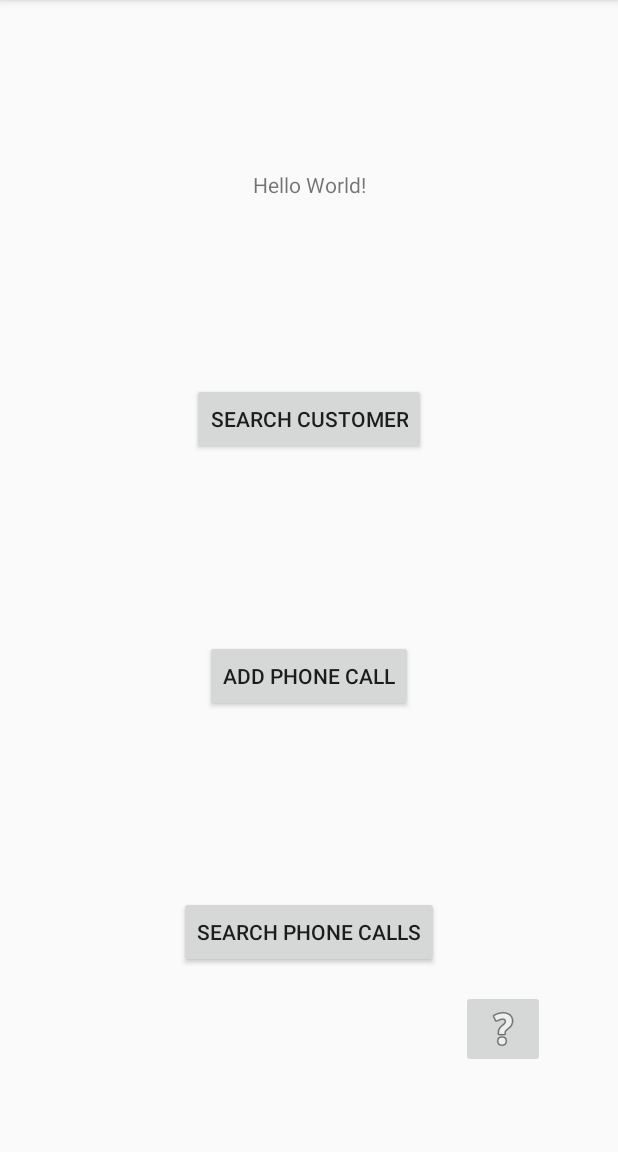
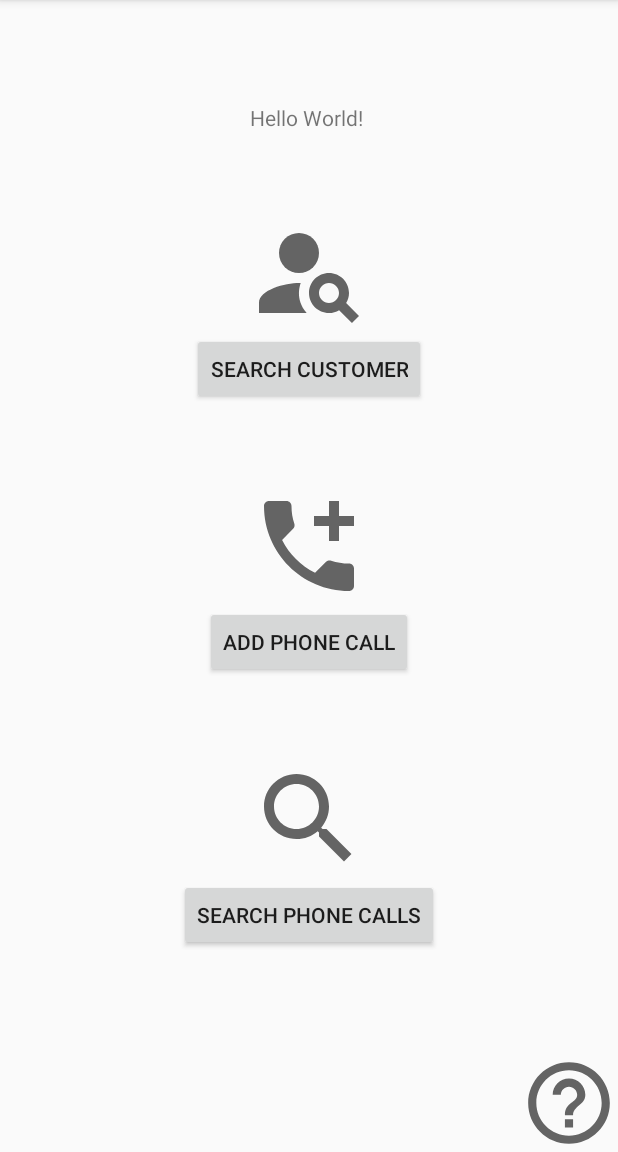
Before and after one commit to ronniesong0809/Phonebill-App, an Android app: the screen it shows after launch (MainActivity), on a phone screen of 412 x 824 dp, the part 84-1236 px from its top. Run offline under Robolectric (Android 15) with nearby library versions, the phone set to English and light mode, and no system bars.

Commit message:
style: restyle the layout

```diff
--- /dev/null
+++ b/phonebill-android/app/src/main/res/drawable/baseline_add_ic_call_24.xml
@@ -0,0 +1,10 @@
+<vector xmlns:android="http://schemas.android.com/apk/res/android"
+    android:width="24dp"
+    android:height="24dp"
+    android:viewportWidth="24"
+    android:viewportHeight="24"
+    android:tint="?attr/colorControlNormal">
+  <path
+      android:fillColor="@android:color/white"
+      android:pathData="M20,15.5c-1.25,0 -2.45,-0.2 -3.57,-0.57 -0.35,-0.11 -0.74,-0.03 -1.02,0.24l-2.2,2.2c-2.83,-1.44 -5.15,-3.75 -6.59,-6.59l2.2,-2.21c0.28,-0.26 0.36,-0.65 0.25,-1C8.7,6.45 8.5,5.25 8.5,4c0,-0.55 -0.45,-1 -1,-1H4c-0.55,0 -1,0.45 -1,1 0,9.39 7.61,17 17,17 0.55,0 1,-0.45 1,-1v-3.5c0,-0.55 -0.45,-1 -1,-1zM21,6h-3V3h-2v3h-3v2h3v3h2V8h3z"/>
+</vector>
--- /dev/null
+++ b/phonebill-android/app/src/main/res/drawable/baseline_help_outline_24.xml
@@ -0,0 +1,10 @@
+<vector xmlns:android="http://schemas.android.com/apk/res/android"
+    android:width="24dp"
+    android:height="24dp"
+    android:viewportWidth="24"
+    android:viewportHeight="24"
+    android:tint="?attr/colorControlNormal">
+  <path
+      android:fillColor="@android:color/white"
+      android:pathData="M11,18h2v-2h-2v2zM12,2C6.48,2 2,6.48 2,12s4.48,10 10,10 10,-4.48 10,-10S17.52,2 12,2zM12,20c-4.41,0 -8,-3.59 -8,-8s3.59,-8 8,-8 8,3.59 8,8 -3.59,8 -8,8zM12,6c-2.21,0 -4,1.79 -4,4h2c0,-1.1 0.9,-2 2,-2s2,0.9 2,2c0,2 -3,1.75 -3,5h2c0,-2.25 3,-2.5 3,-5 0,-2.21 -1.79,-4 -4,-4z"/>
+</vector>
--- /dev/null
+++ b/phonebill-android/app/src/main/res/drawable/baseline_person_search_24.xml
@@ -0,0 +1,16 @@
+<vector xmlns:android="http://schemas.android.com/apk/res/android"
+    android:width="24dp"
+    android:height="24dp"
+    android:viewportWidth="24"
+    android:viewportHeight="24"
+    android:tint="?attr/colorControlNormal">
+  <path
+      android:fillColor="@android:color/white"
+      android:pathData="M10,8m-4,0a4,4 0,1 1,8 0a4,4 0,1 1,-8 0"/>
+  <path
+      android:fillColor="@android:color/white"
+      android:pathData="M10.35,14.01C7.62,13.91 2,15.27 2,18v2h9.54C9.07,17.24 10.31,14.11 10.35,14.01z"/>
+  <path
+      android:fillColor="@android:color/white"
+      android:pathData="M19.43,18.02C19.79,17.43 20,16.74 20,16c0,-2.21 -1.79,-4 -4,-4s-4,1.79 -4,4c0,2.21 1.79,4 4,4c0.74,0 1.43,-0.22 2.02,-0.57L20.59,22L22,20.59L19.43,18.02zM16,18c-1.1,0 -2,-0.9 -2,-2c0,-1.1 0.9,-2 2,-2s2,0.9 2,2C18,17.1 17.1,18 16,18z"/>
+</vector>
--- /dev/null
+++ b/phonebill-android/app/src/main/res/drawable/baseline_search_24.xml
@@ -0,0 +1,10 @@
+<vector xmlns:android="http://schemas.android.com/apk/res/android"
+    android:width="24dp"
+    android:height="24dp"
+    android:viewportWidth="24"
+    android:viewportHeight="24"
+    android:tint="?attr/colorControlNormal">
+  <path
+      android:fillColor="@android:color/white"
+      android:pathData="M15.5,14h-0.79l-0.28,-0.27C15.41,12.59 16,11.11 16,9.5 16,5.91 13.09,3 9.5,3S3,5.91 3,9.5 5.91,16 9.5,16c1.61,0 3.09,-0.59 4.23,-1.57l0.27,0.28v0.79l5,4.99L20.49,19l-4.99,-5zM9.5,14C7.01,14 5,11.99 5,9.5S7.01,5 9.5,5 14,7.01 14,9.5 11.99,14 9.5,14z"/>
+</vector>
--- a/phonebill-android/app/src/main/res/layout/activity_add_phone_call.xml
+++ b/phonebill-android/app/src/main/res/layout/activity_add_phone_call.xml
@@ -55,17 +55,17 @@
         android:layout_width="wrap_content"
         android:layout_height="wrap_content"
         android:text="2/2/2222 2:2 PM"
-        app:layout_constraintBottom_toTopOf="@+id/button"
+        app:layout_constraintBottom_toTopOf="@+id/add_phone_call_button"
         app:layout_constraintEnd_toEndOf="parent"
         app:layout_constraintHorizontal_bias="0.5"
         app:layout_constraintStart_toStartOf="parent"
         app:layout_constraintTop_toBottomOf="@+id/startTime" />
 
     <Button
-        android:id="@+id/button"
+        android:id="@+id/add_phone_call_button"
         android:layout_width="wrap_content"
         android:layout_height="wrap_content"
-        android:text="Button"
+        android:text="Add"
         app:layout_constraintTop_toBottomOf="@+id/endTime"
         app:layout_constraintBottom_toBottomOf="parent"
         app:layout_constraintEnd_toEndOf="parent"
--- a/phonebill-android/app/src/main/res/layout/activity_main.xml
+++ b/phonebill-android/app/src/main/res/layout/activity_main.xml
@@ -12,10 +12,20 @@
         android:layout_height="wrap_content"
         android:text="Hello World!"
         app:layout_constraintBottom_toBottomOf="parent"
+        app:layout_constraintHorizontal_bias="0.495"
         app:layout_constraintLeft_toLeftOf="parent"
         app:layout_constraintRight_toRightOf="parent"
         app:layout_constraintTop_toTopOf="parent"
-        app:layout_constraintVertical_bias="0.151" />
+        app:layout_constraintVertical_bias="0.092" />
+
+    <ImageView
+        android:id="@+id/imageView2"
+        android:layout_width="80dp"
+        android:layout_height="80dp"
+        app:layout_constraintBottom_toTopOf="@+id/search_customer"
+        app:layout_constraintEnd_toEndOf="@+id/search_customer"
+        app:layout_constraintStart_toStartOf="@+id/search_customer"
+        app:srcCompat="@drawable/baseline_person_search_24" />
 
     <Button
         android:id="@+id/search_customer"
@@ -27,6 +37,16 @@
         app:layout_constraintStart_toStartOf="parent"
         app:layout_constraintTop_toBottomOf="@+id/textView" />
 
+
+    <ImageView
+        android:id="@+id/imageView3"
+        android:layout_width="80dp"
+        android:layout_height="80dp"
+        app:layout_constraintBottom_toTopOf="@+id/add_phone_call"
+        app:layout_constraintEnd_toEndOf="@+id/add_phone_call"
+        app:layout_constraintStart_toStartOf="@+id/add_phone_call"
+        app:srcCompat="@drawable/baseline_add_ic_call_24" />
+
     <Button
         android:id="@+id/add_phone_call"
         android:layout_width="wrap_content"
@@ -36,6 +56,15 @@
         app:layout_constraintEnd_toEndOf="parent"
         app:layout_constraintStart_toStartOf="parent"
         app:layout_constraintTop_toBottomOf="@+id/search_customer" />
+
+    <ImageView
+        android:id="@+id/imageView4"
+        android:layout_width="80dp"
+        android:layout_height="80dp"
+        app:layout_constraintBottom_toTopOf="@+id/search_phone_calls"
+        app:layout_constraintEnd_toEndOf="@+id/search_phone_calls"
+        app:layout_constraintStart_toStartOf="@+id/search_phone_calls"
+        app:srcCompat="@drawable/baseline_search_24" />
 
     <Button
         android:id="@+id/search_phone_calls"
@@ -47,16 +76,12 @@
         app:layout_constraintStart_toStartOf="parent"
         app:layout_constraintTop_toBottomOf="@+id/add_phone_call" />
 
-    <ImageButton
-        android:id="@+id/imageButton2"
-        android:layout_width="wrap_content"
-        android:layout_height="wrap_content"
+    <ImageView
+        android:id="@+id/read_me"
+        android:layout_width="65dp"
+        android:layout_height="65dp"
         app:layout_constraintBottom_toBottomOf="parent"
         app:layout_constraintEnd_toEndOf="parent"
-        app:layout_constraintHorizontal_bias="0.864"
-        app:layout_constraintStart_toStartOf="parent"
-        app:layout_constraintTop_toTopOf="parent"
-        app:layout_constraintVertical_bias="0.922"
-        app:srcCompat="@android:drawable/ic_menu_help" />
+        app:srcCompat="@drawable/baseline_help_outline_24" />
 
 </androidx.constraintlayout.widget.ConstraintLayout>
--- a/phonebill-android/app/src/main/res/layout/activity_search_customer.xml
+++ b/phonebill-android/app/src/main/res/layout/activity_search_customer.xml
@@ -11,17 +11,17 @@
         android:layout_width="wrap_content"
         android:layout_height="wrap_content"
         android:text="Ronnie"
-        app:layout_constraintBottom_toTopOf="@+id/button"
+        app:layout_constraintBottom_toTopOf="@+id/search_customer_button"
         app:layout_constraintEnd_toEndOf="parent"
         app:layout_constraintHorizontal_bias="0.5"
         app:layout_constraintStart_toStartOf="parent"
         app:layout_constraintTop_toTopOf="parent" />
 
     <Button
-        android:id="@+id/button"
+        android:id="@+id/search_customer_button"
         android:layout_width="wrap_content"
         android:layout_height="wrap_content"
-        android:text="Button"
+        android:text="Search"
         app:layout_constraintTop_toBottomOf="@+id/customer"
         app:layout_constraintBottom_toBottomOf="parent"
         app:layout_constraintEnd_toEndOf="parent"
--- a/phonebill-android/app/src/main/res/layout/activity_search_phone_calls.xml
+++ b/phonebill-android/app/src/main/res/layout/activity_search_phone_calls.xml
@@ -33,17 +33,17 @@
         android:layout_width="wrap_content"
         android:layout_height="wrap_content"
         android:text="2/2/2222 2:2 PM"
-        app:layout_constraintBottom_toTopOf="@+id/button"
+        app:layout_constraintBottom_toTopOf="@+id/search_phone_calls_button"
         app:layout_constraintEnd_toEndOf="parent"
         app:layout_constraintHorizontal_bias="0.5"
         app:layout_constraintStart_toStartOf="parent"
         app:layout_constraintTop_toBottomOf="@+id/startTime" />
 
     <Button
-        android:id="@+id/button"
+        android:id="@+id/search_phone_calls_button"
         android:layout_width="wrap_content"
         android:layout_height="wrap_content"
-        android:text="Button"
+        android:text="Search"
         app:layout_constraintTop_toBottomOf="@+id/endTime"
         app:layout_constraintBottom_toBottomOf="parent"
         app:layout_constraintEnd_toEndOf="parent"
```
Also changed, not shown: phonebill-android/app/src/main/res/layout/dialog_readme.xml (added, +27 -0 lines).
